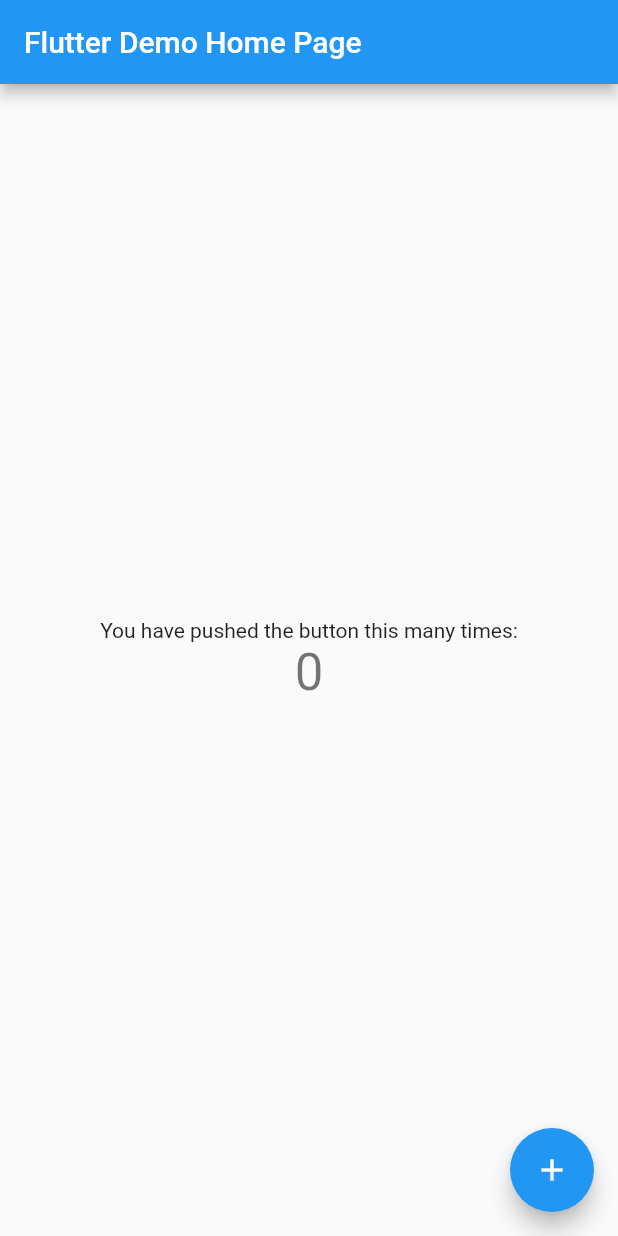
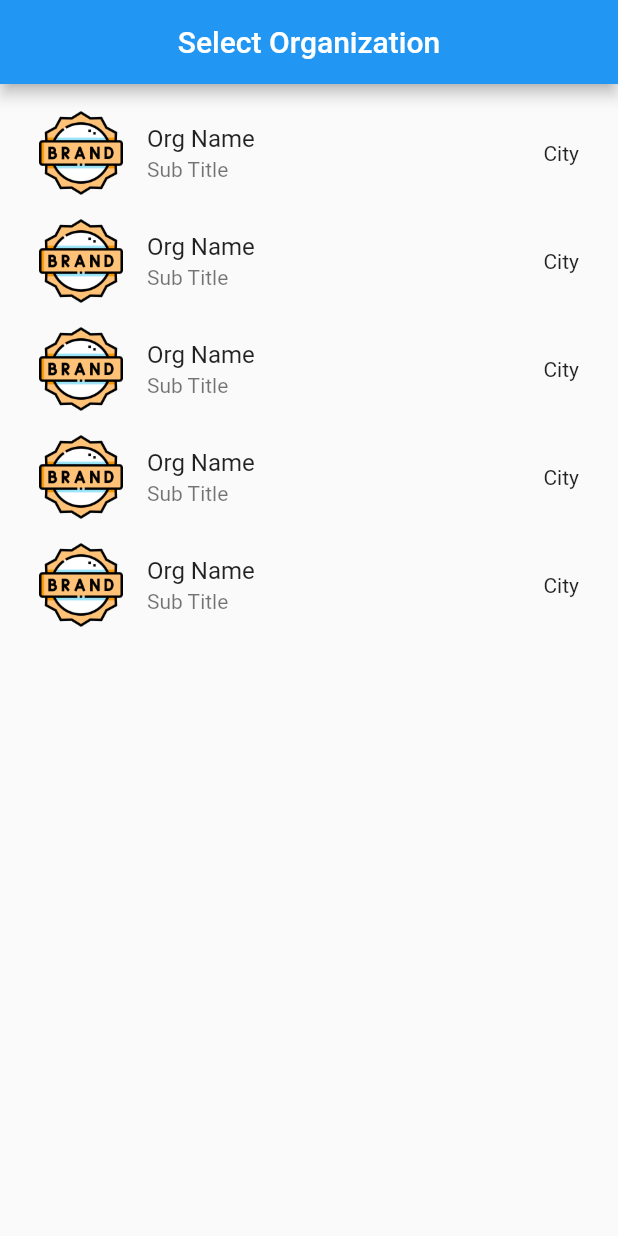
Before and after one commit to ArerehRaj/Wizards_At_Work_App, a Flutter app: the screen it shows after launch, on a phone screen of 412 x 824 dp. Run offline on Flutter 3.47's test engine with Material 2 defaults, Android fonts, the phone set to English and light mode, and no system bars; our stand-ins replace firebase_auth, firebase_core; accounts and stored records are empty.

Commit message:
Added a dummy list view builder UI for now for selction of orgs

```diff
--- a/lib/main.dart
+++ b/lib/main.dart
@@ -1,6 +1,12 @@
+import 'package:firebase_auth/firebase_auth.dart';
+import 'package:firebase_core/firebase_core.dart';
 import 'package:flutter/material.dart';
 
-void main() {
+import './screens/options_screen.dart';
+
+void main() async {
+  WidgetsFlutterBinding.ensureInitialized();
+  await Firebase.initializeApp();
   runApp(const MyApp());
 }
 
@@ -11,105 +17,21 @@
   @override
   Widget build(BuildContext context) {
     return MaterialApp(
-      title: 'Flutter Demo',
-      theme: ThemeData(
-        // This is the theme of your application.
-        //
-        // Try running your application with "flutter run". You'll see the
-        // application has a blue toolbar. Then, without quitting the app, try
-        // changing the primarySwatch below to Colors.green and then invoke
-        // "hot reload" (press "r" in the console where you ran "flutter run",
-        // or simply save your changes to "hot reload" in a Flutter IDE).
-        // Notice that the counter didn't reset back to zero; the application
-        // is not restarted.
-        primarySwatch: Colors.blue,
-      ),
-      home: const MyHomePage(title: 'Flutter Demo Home Page'),
+      title: 'QEasy',
+      home: StreamBuilder(stream: FirebaseAuth.instance.authStateChanges(), builder: (ctx, usersnapshot){
+        if (usersnapshot.connectionState == ConnectionState.waiting) {
+            return const Center(
+              child: CircularProgressIndicator(),
+            );
+          }
+
+        // if (usersnapshot.hasData) {
+        //     // return const UserProfileScreen();
+        //     // user is authenticated
+        //     // return const TabsScreen();
+        //   }
+        return const OptionsScreen();
+      },),
     );
   }
 }
-
-class MyHomePage extends StatefulWidget {
-  const MyHomePage({Key? key, required this.title}) : super(key: key);
-
-  // This widget is the home page of your application. It is stateful, meaning
-  // that it has a State object (defined below) that contains fields that affect
-  // how it looks.
-
-  // This class is the configuration for the state. It holds the values (in this
-  // case the title) provided by the parent (in this case the App widget) and
-  // used by the build method of the State. Fields in a Widget subclass are
-  // always marked "final".
-
-  final String title;
-
-  @override
-  State<MyHomePage> createState() => _MyHomePageState();
-}
-
-class _MyHomePageState extends State<MyHomePage> {
-  int _counter = 0;
-
-  void _incrementCounter() {
-    setState(() {
-      // This call to setState tells the Flutter framework that something has
-      // changed in this State, which causes it to rerun the build method below
-      // so that the display can reflect the updated values. If we changed
-      // _counter without calling setState(), then the build method would not be
-      // called again, and so nothing would appear to happen.
-      _counter++;
-    });
-  }
-
-  @override
-  Widget build(BuildContext context) {
-    // This method is rerun every time setState is called, for instance as done
-    // by the _incrementCounter method above.
-    //
-    // The Flutter framework has been optimized to make rerunning build methods
-    // fast, so that you can just rebuild anything that needs updating rather
-    // than having to individually change instances of widgets.
-    return Scaffold(
-      appBar: AppBar(
-        // Here we take the value from the MyHomePage object that was created by
-        // the App.build method, and use it to set our appbar title.
-        title: Text(widget.title),
-      ),
-      body: Center(
-        // Center is a layout widget. It takes a single child and positions it
-        // in the middle of the parent.
-        child: Column(
-          // Column is also a layout widget. It takes a list of children and
-          // arranges them vertically. By default, it sizes itself to fit its
-          // children horizontally, and tries to be as tall as its parent.
-          //
-          // Invoke "debug painting" (press "p" in the console, choose the
-          // "Toggle Debug Paint" action from the Flutter Inspector in Android
-          // Studio, or the "Toggle Debug Paint" command in Visual Studio Code)
-          // to see the wireframe for each widget.
-          //
-          // Column has various properties to control how it sizes itself and
-          // how it positions its children. Here we use mainAxisAlignment to
-          // center the children vertically; the main axis here is the vertical
-          // axis because Columns are vertical (the cross axis would be
-          // horizontal).
-          mainAxisAlignment: MainAxisAlignment.center,
-          children: <Widget>[
-            const Text(
-              'You have pushed the button this many times:',
-            ),
-            Text(
-              '$_counter',
-              style: Theme.of(context).textTheme.headline4,
-            ),
-          ],
-        ),
-      ),
-      floatingActionButton: FloatingActionButton(
-        onPressed: _incrementCounter,
-        tooltip: 'Increment',
-        child: const Icon(Icons.add),
-      ), // This trailing comma makes auto-formatting nicer for build methods.
-    );
-  }
-}
--- /dev/null
+++ b/lib/screens/options_screen.dart
@@ -0,0 +1,29 @@
+import 'package:flutter/material.dart';
+import '../widgets/organization_card.dart';
+
+class OptionsScreen extends StatelessWidget {
+  const OptionsScreen({ Key? key }) : super(key: key);
+
+  @override
+  Widget build(BuildContext context) {
+    final deviceSize = MediaQuery.of(context).size;
+    return Scaffold(
+      appBar: AppBar(
+        centerTitle: true,
+        title: const Text('Select Organization'),
+        ),
+      body: Container(
+      height: deviceSize.height,
+      width: deviceSize.width,
+      margin: const EdgeInsets.all(10),
+      child:
+        ListView.builder(
+          itemBuilder: (ctx, index){
+            return const OrganizationCard();
+          },
+          itemCount: 5,
+        ),
+
+    ),);
+  }
+}
--- /dev/null
+++ b/lib/widgets/organization_card.dart
@@ -0,0 +1,19 @@
+import 'package:flutter/material.dart';
+
+class OrganizationCard extends StatelessWidget {
+  const OrganizationCard({ Key? key }) : super(key: key);
+
+  @override
+  Widget build(BuildContext context) {
+    return ListTile(
+      leading: SizedBox(child: Image.asset(
+              'assets/images/brand-image.png',
+              fit: BoxFit.cover,
+            ),
+          ),
+      title: const Text('Org Name'),
+      trailing: const Text('City'),
+      subtitle: const Text('Sub Title'),
+      );
+  }
+}
--- a/pubspec.yaml
+++ b/pubspec.yaml
@@ -64,8 +64,8 @@
   uses-material-design: true
 
   # To add assets to your application, add an assets section, like this:
-  # assets:
-  #   - images/a_dot_burr.jpeg
+  assets:
+    - assets/images/brand-image.png
   #   - images/a_dot_ham.jpeg
 
   # An image asset can refer to one or more resolution-specific "variants", see
```
Also changed, not shown: assets/images/brand-image.png (added), 1 other file.
